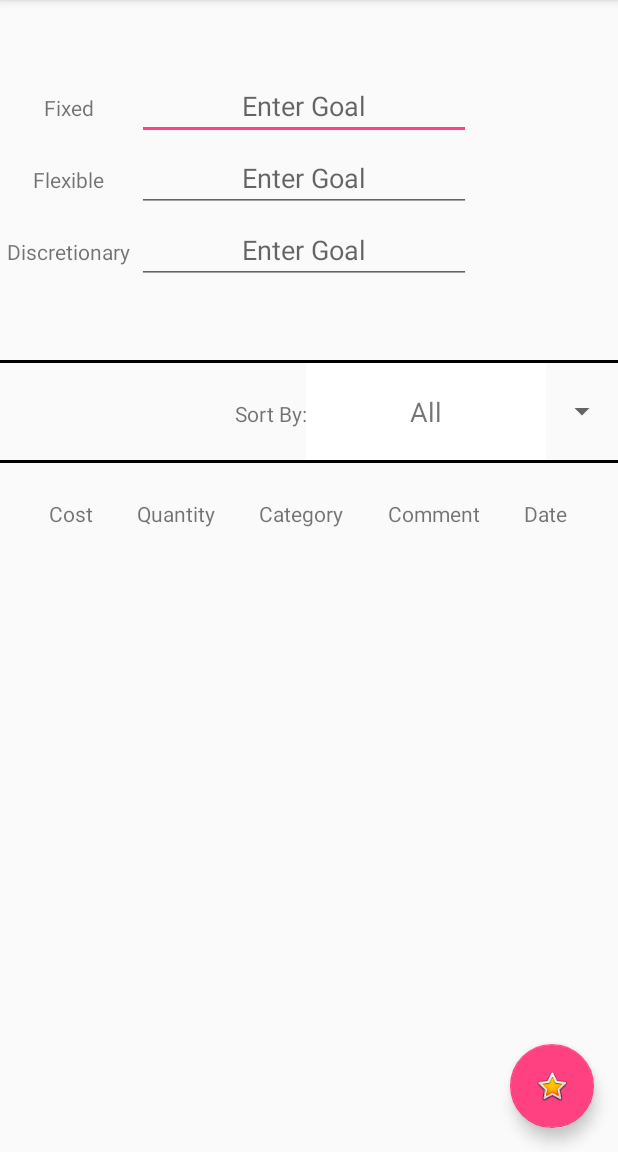
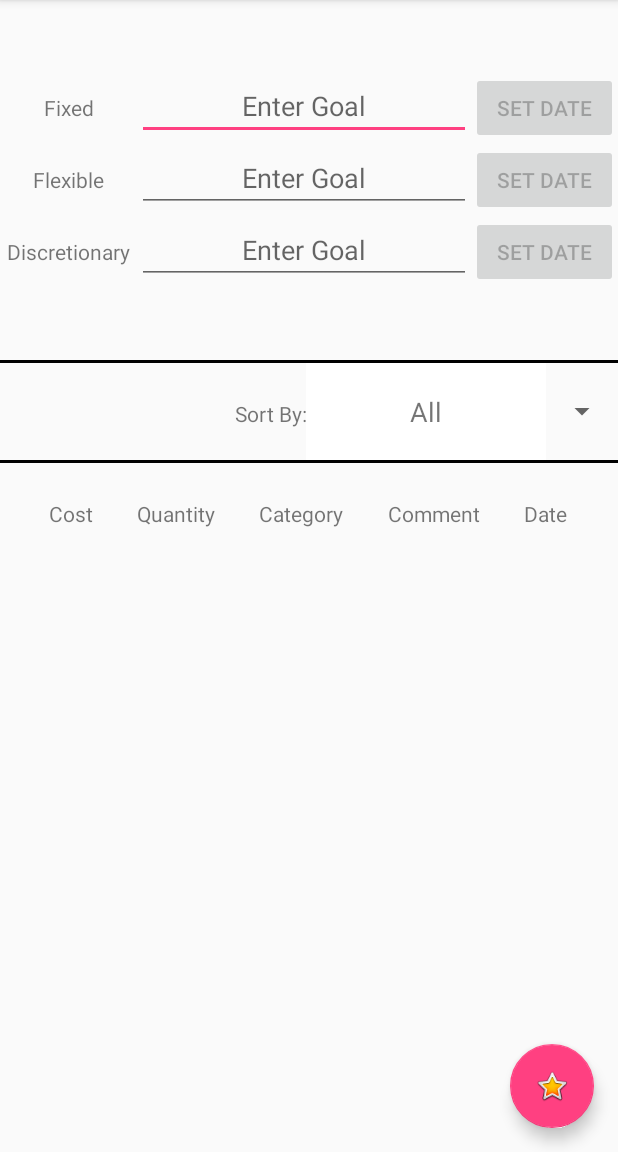
Before and after one commit to sobotadom/Enactus, an Android app: the screen it shows after launch (MainActivity), on a phone screen of 412 x 824 dp, the part 84-1236 px from its top. Run offline under Robolectric (Android 15) with nearby library versions, the phone set to English and light mode, and no system bars; our stand-ins replace Room's generated code; libraries missing offline, so code that uses them is left out: net.danlew.android; 1 statement that could not run was skipped.

```diff
--- a/app/src/main/java/enactus/budget/enactus/Expense.java
+++ b/app/src/main/java/enactus/budget/enactus/Expense.java
@@ -537,7 +537,11 @@ public class Expense  extends Activity{
 
 
                 }
-                setResult(RESULT_OK, null);
+                Intent i = new Intent();
+
+
+
+                setResult(RESULT_OK, i);
                 finish();
             }
         });
--- a/app/src/main/res/layout/content_main.xml
+++ b/app/src/main/res/layout/content_main.xml
@@ -61,8 +61,10 @@
                     android:layout_width="wrap_content"
                     android:layout_height="wrap_content"
                     android:layout_weight="1"
+                    android:enabled="false"
                     android:text="Set Date"
-                    android:visibility="invisible" />
+                    android:visibility="visible"
+                    tools:enabled="false" />
             </TableRow>
 
             <TableRow
@@ -101,8 +103,9 @@
                     android:layout_width="wrap_content"
                     android:layout_height="wrap_content"
                     android:layout_weight="1"
+                    android:enabled="false"
                     android:text="Set Date"
-                    android:visibility="invisible" />
+                    android:visibility="visible" />
             </TableRow>
 
             <TableRow
@@ -142,8 +145,9 @@
                     android:layout_width="wrap_content"
                     android:layout_height="wrap_content"
                     android:layout_weight="1"
+                    android:enabled="false"
                     android:text="Set Date"
-                    android:visibility="invisible" />
+                    android:visibility="visible"/>
             </TableRow>
 
         </TableLayout>
--- a/app/src/main/res/menu/menu_main.xml
+++ b/app/src/main/res/menu/menu_main.xml
@@ -3,8 +3,8 @@
     xmlns:tools="http://schemas.android.com/tools"
     tools:context="enactus.budget.enactus.MainActivity">
     <item
-        android:id="@+id/action_settings"
+        android:id="@+id/clear"
         android:orderInCategory="100"
-        android:title="@string/action_settings"
+        android:title="Clear App"
         app:showAsAction="never" />
 </menu>
```
Also changed, not shown: app/src/main/java/enactus/budget/enactus/MainActivity.java (+47 -6 lines).
